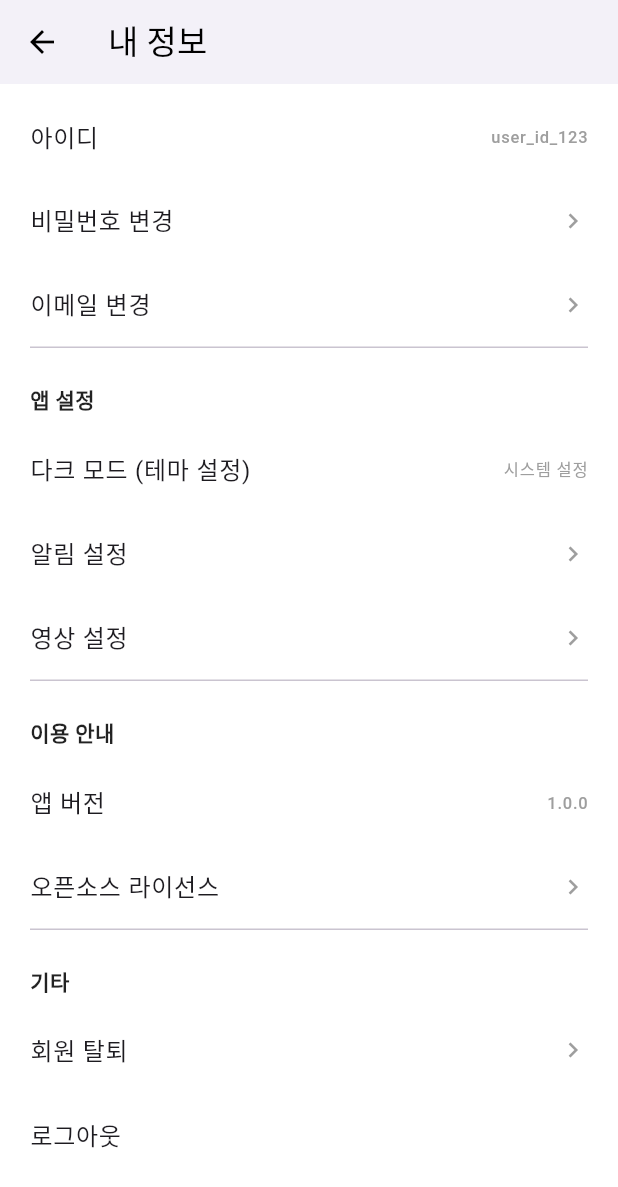
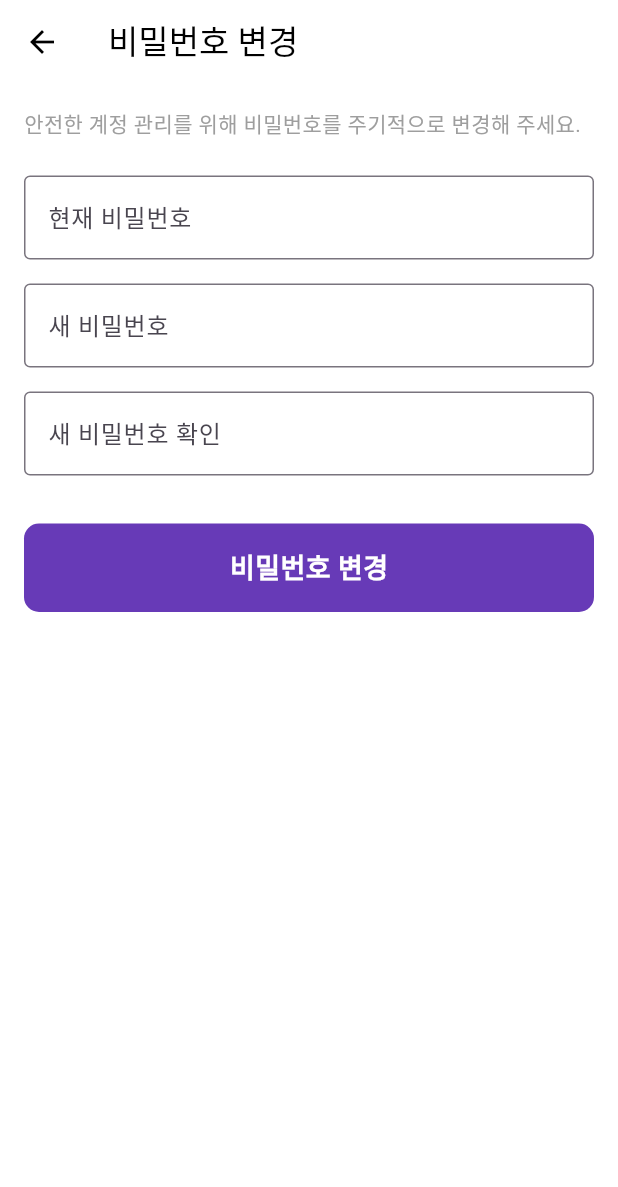
Before and after one commit to jonghun828/cabstone2025_firewatcher, a Flutter app: the ProfilePage screen opened by its route, scrolled down 378 dp, after a tap on "비밀번호 변경", on a phone screen of 412 x 824 dp. Shown: the top 1187 px of the screen. Run offline on Flutter 3.47's test engine with Material 3 defaults, Android fonts, the phone set to English and light mode, and no system bars; our stand-ins replace dio, flutter_secure_storage, image_picker; accounts and stored records are empty.

Commit message:
feat: 비밀번호 변경, 이메일 변경, 회원 탈퇴 페이지 생성

```diff
--- /dev/null
+++ b/lib/pages/password_change_page.dart
@@ -0,0 +1,133 @@
+// lib/pages/password_change_page.dart
+
+import 'package:flutter/material.dart';
+
+class PasswordChangePage extends StatefulWidget {
+  const PasswordChangePage({super.key});
+
+  @override
+  State<PasswordChangePage> createState() => _PasswordChangePageState();
+}
+
+class _PasswordChangePageState extends State<PasswordChangePage> {
+  final TextEditingController _currentPasswordController = TextEditingController();
+  final TextEditingController _newPasswordController = TextEditingController();
+  final TextEditingController _confirmNewPasswordController = TextEditingController();
+
+  @override
+  void dispose() {
+    _currentPasswordController.dispose();
+    _newPasswordController.dispose();
+    _confirmNewPasswordController.dispose();
+    super.dispose();
+  }
+
+  // 비밀번호 변경 로직
+  void _changePassword() {
+    if (_newPasswordController.text != _confirmNewPasswordController.text) {
+      _showSnackBar('새 비밀번호와 확인 비밀번호가 일치하지 않습니다.');
+      return;
+    }
+
+    // TODO: 현재 비밀번호 확인 및 새 비밀번호를 서버에 저장하는 로직 구현
+    // 예: apiService.changePassword(current: ..., new: ...);
+
+    _showSnackBar('비밀번호가 성공적으로 변경되었습니다.', isError: false);
+
+    // 성공 시 이전 페이지로 돌아가기
+    Navigator.pop(context);
+  }
+
+  void _showSnackBar(String message, {bool isError = true}) {
+    ScaffoldMessenger.of(context).showSnackBar(
+      SnackBar(
+        content: Text(message),
+        backgroundColor: isError ? Colors.red.shade700 : Colors.green.shade700,
+        behavior: SnackBarBehavior.floating,
+        duration: const Duration(seconds: 3),
+      ),
+    );
+  }
+
+  @override
+  Widget build(BuildContext context) {
+    // 💡 로그인 페이지에서 사용했던 보라색 계열 색상 (일관성 유지)
+    const Color primaryColor = Color(0xFF673AB7);
+
+    return Scaffold(
+      appBar: AppBar(
+        title: const Text('비밀번호 변경'),
+      ),
+      body: ListView(
+        padding: const EdgeInsets.all(16.0),
+        children: [
+          const Text(
+            '안전한 계정 관리를 위해 비밀번호를 주기적으로 변경해 주세요.',
+            style: TextStyle(fontSize: 14, color: Colors.grey),
+          ),
+          const SizedBox(height: 24),
+
+          // 현재 비밀번호 입력
+          TextFormField(
+            controller: _currentPasswordController,
+            obscureText: true,
+            decoration: const InputDecoration(
+              labelText: '현재 비밀번호',
+              border: OutlineInputBorder(),
+            ),
+          ),
+          const SizedBox(height: 16),
+
+          // 새 비밀번호 입력
+          TextFormField(
+            controller: _newPasswordController,
+            obscureText: true,
+            decoration: const InputDecoration(
+              labelText: '새 비밀번호',
+              border: OutlineInputBorder(),
+            ),
+          ),
+          const SizedBox(height: 16),
+
+          // 새 비밀번호 확인
+          TextFormField(
+            controller: _confirmNewPasswordController,
+            obscureText: true,
+            decoration: const InputDecoration(
+              labelText: '새 비밀번호 확인',
+              border: OutlineInputBorder(),
+            ),
+          ),
+          const SizedBox(height: 32),
+
+          // 저장하기 버튼 (카드 스타일)
+          Card(
+            margin: EdgeInsets.zero,
+            elevation: 0,
+            color: primaryColor,
+            shape: RoundedRectangleBorder(
+              borderRadius: BorderRadius.circular(10),
+            ),
+            child: InkWell(
+              onTap: _changePassword,
+              borderRadius: BorderRadius.circular(10),
+              child: const Padding(
+                padding: EdgeInsets.symmetric(vertical: 16.0),
+                child: Center(
+                  child: Text(
+                    '비밀번호 변경',
+                    style: TextStyle(
+                      color: Colors.white,
+                      fontSize: 18,
+                      fontWeight: FontWeight.bold,
+                    ),
+                  ),
+                ),
+              ),
+            ),
+          ),
+        ],
+      ),
+    );
+  }
+}
--- a/lib/pages/profile_page.dart
+++ b/lib/pages/profile_page.dart
@@ -2,13 +2,16 @@
 
 import 'package:flutter/material.dart';
 import 'package:flutter_secure_storage/flutter_secure_storage.dart';
-import 'package:image_picker/image_picker.dart'; // ImagePicker는 더 이상 이 페이지에서 직접 사용하지 않지만, 임포트 자체는 남아있어도 무방 (아니면 제거)
-import 'dart:typed_data'; // Uint8List를 ProfileEditPage로 전달하기 위해 필요
+import 'package:image_picker/image_picker.dart';
+import 'dart:typed_data';
 
 import '../services/api_service.dart';
 import 'setting_notification_page.dart';
 import 'setting_video_page.dart';
-import 'profile_edit_page.dart'; // 💡 새로 만든 프로필 수정 페이지 임포트
+import 'profile_edit_page.dart'; // 프로필 수정 페이지
+import 'password_change_page.dart'; // 비밀번호 변경 페이지
+import 'email_change_page.dart'; // 이메일 변경 페이지
+import 'delete_account_page.dart';
 
 class ProfilePage extends StatefulWidget {
   const ProfilePage({super.key});
@@ -21,12 +24,14 @@ class _ProfilePageState extends State<ProfilePage> {
   final _storage = const FlutterSecureStorage();
   final ApiService _apiService = ApiService();
 
-  // 프로필 이미지 바이트 데이터
-  // 💡 초기 프로필 정보를 state에 저장하여 EditPage로 넘겨주고, EditPage에서 업데이트된 값을 다시 받아올 예정
+  // 💡 상태 변수: 프로필 정보를 관리하여 수정 페이지에서 업데이트된 값을 반영합니다.
   Uint8List? _profileImageBytes;
   String _userName = '강동성';
   String _userPosition = '팀장';
   String _userArea = 'A 구역';
+
+  // 임시 사용자 이메일 (이메일 변경 페이지로 전달용)
+  final String _userEmail = 'user_id_123@example.com';
 
   ThemeMode _selectedThemeMode = ThemeMode.system;
 
@@ -36,11 +41,7 @@ class _ProfilePageState extends State<ProfilePage> {
     color: Colors.black87,
   );
 
-  // 💡 이제 ProfileEditPage로 이동했으므로 이 함수들은 ProfilePage에서 필요 없습니다.
-  // Future<void> _pickImage(ImageSource source) async { ... }
-  // void _showImageSourceActionSheet() { ... }
-
-  // 다크 모드(테마) 선택 팝업 (이 페이지에 유지)
+  // 다크 모드(테마) 선택 팝업 (로직 유지)
   Future<void> _showThemeSelectionDialog() async {
     ThemeMode? dialogSelectedTheme = _selectedThemeMode;
 
@@ -114,7 +115,7 @@ class _ProfilePageState extends State<ProfilePage> {
     }
   }
 
-  // 로그아웃 처리 함수 (이 페이지에 유지)
+  // 로그아웃 처리 함수 (로직 유지)
   Future<void> _logout() async {
     final bool? confirm = await showDialog<bool>(
       context: context,
@@ -137,19 +138,16 @@ class _ProfilePageState extends State<ProfilePage> {
     );
 
     if (confirm == true) {
-      await _storage.delete(
-        key: ApiService.ACCESS_TOKEN_KEY,
-      );
+      await _storage.delete(key: ApiService.ACCESS_TOKEN_KEY);
 
       if (mounted) {
-        Navigator.of(
-          context,
-        ).pushNamedAndRemoveUntil('/', (route) => false);
+        // 루트 페이지로 이동
+        Navigator.of(context).pushNamedAndRemoveUntil('/', (route) => false);
       }
     }
   }
 
-  // 섹션 제목 위젯
+  // 섹션 제목 위젯 (로직 유지)
   Widget _buildSectionHeader(String title) {
     return Padding(
       padding: const EdgeInsets.fromLTRB(20, 24, 20, 8),
@@ -157,7 +155,7 @@ class _ProfilePageState extends State<ProfilePage> {
     );
   }
 
-  // 기본 설정 항목 위젯
+  // 기본 설정 항목 위젯 (로직 유지)
   Widget _buildSettingItem(
     String title, {
     String? subtitle,
@@ -175,7 +173,7 @@ class _ProfilePageState extends State<ProfilePage> {
     );
   }
 
-  // 프로필 상단 정보 블록 위젯
+  // 프로필 상단 정보 블록 위젯 (로직 유지)
   Widget _buildProfileBlock({
     required String name,
     required String position,
@@ -195,17 +193,13 @@ class _ProfilePageState extends State<ProfilePage> {
           side: BorderSide(color: Colors.grey.shade300, width: 1.0),
         ),
         child: InkWell(
-          onTap: onTap,
+          onTap: onTap, // 💡 카드 전체 탭 -> 수정 페이지로 연결
           borderRadius: BorderRadius.circular(10),
           child: Padding(
             padding: const EdgeInsets.symmetric(vertical: 30.0),
             child: Center(
               child: Column(
                 children: [
-                  // 💡 프로필 사진 탭 이벤트는 ProfileEditPage로 이동했으므로 제거하거나,
-                  // 여기서는 onTap: null 로 두어 비활성화하고,
-                  // 카드 전체 탭을 통해 수정 페이지로 들어가게 함.
-                  // 또는 사진 자체를 탭하면 수정 페이지로 가게 할 수도 있음 (이 경우 아래 InkWell 제거)
                   CircleAvatar(
                     radius: radius,
                     backgroundColor: defaultColor,
@@ -218,7 +212,11 @@ class _ProfilePageState extends State<ProfilePage> {
                               height: radius * 2,
                             ),
                           )
-                        : const Icon(Icons.person, color: Colors.white, size: 40),
+                        : const Icon(
+                            Icons.person,
+                            color: Colors.white,
+                            size: 40,
+                          ),
                   ),
                   const SizedBox(height: 16),
                   Text(
@@ -232,19 +230,13 @@ class _ProfilePageState extends State<ProfilePage> {
                   const SizedBox(height: 8),
                   Text(
                     position,
-                    style: TextStyle(
-                      fontSize: 16,
-                      color: Colors.grey[700],
-                    ),
+                    style: TextStyle(fontSize: 16, color: Colors.grey[700]),
                     textAlign: TextAlign.center,
                   ),
                   const SizedBox(height: 4),
                   Text(
                     area,
-                    style: TextStyle(
-                      fontSize: 16,
-                      color: Colors.grey[700],
-                    ),
+                    style: TextStyle(fontSize: 16, color: Colors.grey[700]),
                     textAlign: TextAlign.center,
                   ),
                   const SizedBox(height: 8),
@@ -257,26 +249,21 @@ class _ProfilePageState extends State<ProfilePage> {
     );
   }
 
-
   @override
   Widget build(BuildContext context) {
-    // 💡 이제 _profileImageBytes, _userName, _userPosition, _userArea는 상태 변수입니다.
-    // const String userName = '강동성';
-    // const String userPosition = '팀장';
-    // const String userArea = 'A 구역';
-
     String getThemeModeText(ThemeMode mode) {
       switch (mode) {
-        case ThemeMode.light: return '라이트 모드';
-        case ThemeMode.dark: return '다크 모드';
-        case ThemeMode.system: return '시스템 설정';
+        case ThemeMode.light:
+          return '라이트 모드';
+        case ThemeMode.dark:
+          return '다크 모드';
+        case ThemeMode.system:
+          return '시스템 설정';
       }
     }
 
     return Scaffold(
-      appBar: AppBar(
-        title: const Text('내 정보'),
-      ),
+      appBar: AppBar(title: const Text('내 정보')),
       body: ListView(
         children: [
           // ----------------------------------
@@ -284,11 +271,11 @@ class _ProfilePageState extends State<ProfilePage> {
           // ----------------------------------
           _buildSectionHeader('내 프로필'),
           _buildProfileBlock(
-            name: _userName, // 💡 상태 변수 사용
-            position: _userPosition, // 💡 상태 변수 사용
-            area: _userArea, // 💡 상태 변수 사용
+            name: _userName,
+            position: _userPosition,
+            area: _userArea,
             onTap: () async {
-              // 💡 프로필 카드 전체 탭 시 ProfileEditPage로 이동
+              // 💡 프로필 카드 전체 탭 시 ProfileEditPage로 이동하며 현재 정보 전달
               final updatedData = await Navigator.push(
                 context,
                 MaterialPageRoute(
@@ -301,7 +288,7 @@ class _ProfilePageState extends State<ProfilePage> {
                 ),
               );
 
-              // ProfileEditPage에서 데이터가 업데이트되어 돌아왔을 경우
+              // ProfileEditPage에서 데이터가 업데이트되어 돌아왔을 경우 상태 업데이트
               if (updatedData != null) {
                 setState(() {
                   _profileImageBytes = updatedData['profileImageBytes'];
@@ -332,13 +319,26 @@ class _ProfilePageState extends State<ProfilePage> {
           _buildSettingItem(
             '비밀번호 변경',
             onTap: () {
-              // 비밀번호 변경 페이지로 이동
+              // 💡 비밀번호 변경 페이지로 이동
+              Navigator.push(
+                context,
+                MaterialPageRoute(
+                  builder: (context) => const PasswordChangePage(),
+                ),
+              );
             },
           ),
           _buildSettingItem(
             '이메일 변경',
             onTap: () {
-              // 이메일 변경 페이지로 이동
+              // 💡 이메일 변경 페이지로 이동 (현재 이메일 정보를 전달)
+              Navigator.push(
+                context,
+                MaterialPageRoute(
+                  builder: (context) =>
+                      EmailChangePage(currentEmail: _userEmail),
+                ),
+              );
             },
           ),
           // 섹션 구분선
@@ -359,13 +359,23 @@ class _ProfilePageState extends State<ProfilePage> {
           _buildSettingItem(
             '알림 설정',
             onTap: () {
-              Navigator.push(context, MaterialPageRoute(builder: (context) => const SettingNotificationPage()));
+              Navigator.push(
+                context,
+                MaterialPageRoute(
+                  builder: (context) => const SettingNotificationPage(),
+                ),
+              );
             },
           ),
           _buildSettingItem(
             '영상 설정',
             onTap: () {
-              Navigator.push(context, MaterialPageRoute(builder: (context) => const SettingVideoPage()));
+              Navigator.push(
+                context,
+                MaterialPageRoute(
+                  builder: (context) => const SettingVideoPage(),
+                ),
+              );
             },
           ),
           // 섹션 구분선
@@ -395,7 +405,12 @@ class _ProfilePageState extends State<ProfilePage> {
           _buildSettingItem(
             '회원 탈퇴',
             onTap: () {
-              // 회원 탈퇴 로직 구현 필요
+              Navigator.push(
+                context,
+                MaterialPageRoute(
+                  builder: (context) => const DeleteAccountPage(),
+                ),
+              );
             },
           ),
           _buildSettingItem(
```
Also changed, not shown: lib/pages/delete_account_page.dart (added, +172 -0 lines), lib/pages/email_change_page.dart (added, +134 -0 lines).
